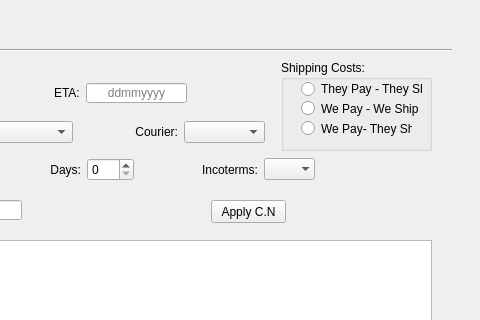
Qt form uis/invoice_form.ui (andrei219/euromedia) before a commit; both pictures show x 679 to 1159 and y 0 to 320 of the 1159 by 874 pixel window.
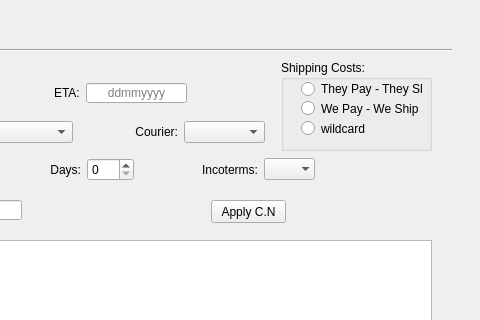
The same form after that commit. Icons and pictures are not drawn. Custom widgets are drawn as their Qt base class.

```diff
--- a/uis/invoice_form.ui
+++ b/uis/invoice_form.ui
@@ -187,7 +187,7 @@
      </rect>
     </property>
     <property name="text">
-     <string>We Pay- They Ship</string>
+     <string>wildcard</string>
     </property>
    </widget>
   </widget>
```
Left out of the diff: 2 changed lines with no effect on the pictures.
